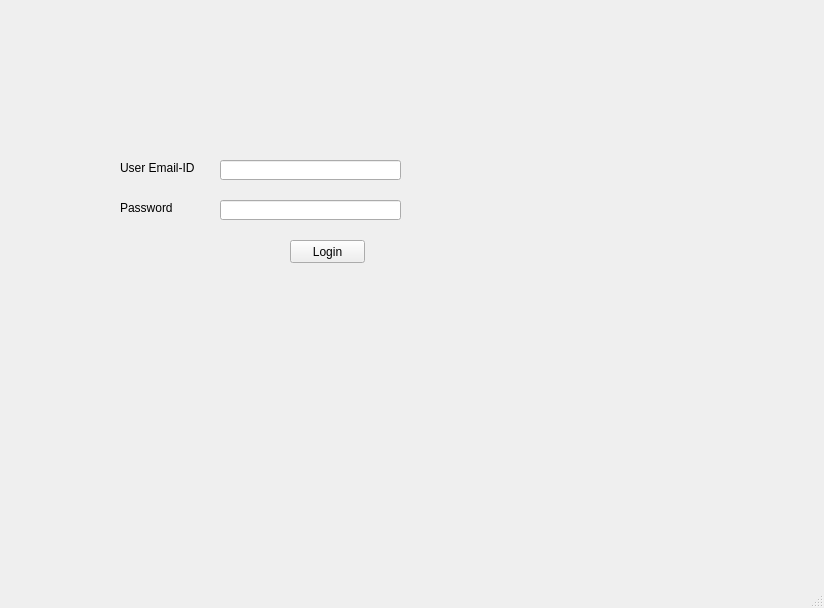
Above: gui/login.ui from karthikdivakaran/reli_engine before the change. Below: the same form after it.
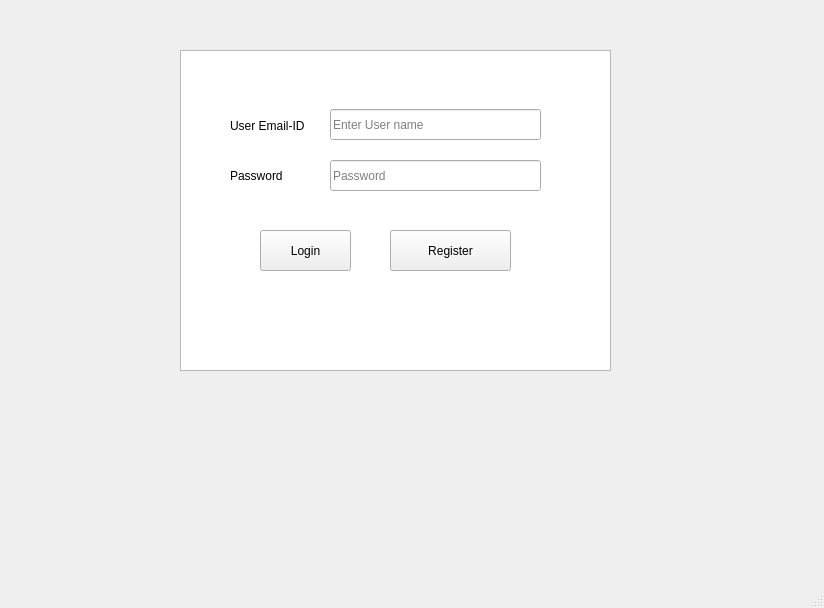
That is the form after the change.

The edit to the form file:
```diff
--- a/gui/login.ui
+++ b/gui/login.ui
@@ -20,13 +20,23 @@
    <number>1</number>
   </property>
   <widget class="QWidget" name="centralwidget">
+   <widget class="QTableWidget" name="tableWidget">
+    <property name="geometry">
+     <rect>
+      <x>180</x>
+      <y>50</y>
+      <width>431</width>
+      <height>321</height>
+     </rect>
+    </property>
+   </widget>
    <widget class="QPushButton" name="loginButton">
     <property name="geometry">
      <rect>
-      <x>290</x>
-      <y>240</y>
-      <width>75</width>
-      <height>23</height>
+      <x>260</x>
+      <y>230</y>
+      <width>91</width>
+      <height>41</height>
      </rect>
     </property>
     <property name="text">
@@ -36,20 +46,23 @@
    <widget class="QLineEdit" name="uemailID">
     <property name="geometry">
      <rect>
-      <x>220</x>
-      <y>160</y>
-      <width>181</width>
-      <height>20</height>
+      <x>330</x>
+      <y>109</y>
+      <width>211</width>
+      <height>31</height>
      </rect>
     </property>
+    <property name="placeholderText">
+     <string>Enter User name</string>
+    </property>
    </widget>
    <widget class="QLabel" name="label">
     <property name="geometry">
      <rect>
-      <x>120</x>
-      <y>160</y>
-      <width>81</width>
-      <height>16</height>
+      <x>230</x>
+      <y>110</y>
+      <width>101</width>
+      <height>31</height>
      </rect>
     </property>
     <property name="text">
@@ -59,26 +72,42 @@
    <widget class="QLineEdit" name="uPassword">
     <property name="geometry">
      <rect>
-      <x>220</x>
-      <y>200</y>
-      <width>181</width>
-      <height>20</height>
+      <x>330</x>
+      <y>160</y>
+      <width>211</width>
+      <height>31</height>
      </rect>
     </property>
+    <property name="placeholderText">
+     <string>Password</string>
+    </property>
    </widget>
    <widget class="QLabel" name="label_2">
     <property name="geometry">
      <rect>
-      <x>120</x>
-      <y>200</y>
-      <width>61</width>
-      <height>16</height>
+      <x>230</x>
+      <y>160</y>
+      <width>81</width>
+      <height>31</height>
      </rect>
     </property>
     <property name="text">
      <string>Password</string>
     </property>
    </widget>
+   <widget class="QPushButton" name="registerButton">
+    <property name="geometry">
+     <rect>
+      <x>390</x>
+      <y>230</y>
+      <width>121</width>
+      <height>41</height>
+     </rect>
+    </property>
+    <property name="text">
+     <string>Register</string>
+    </property>
+   </widget>
   </widget>
   <widget class="QMenuBar" name="menubar">
    <property name="geometry">
```
Left out of the diff: 2 changed lines with no effect on the pictures.
